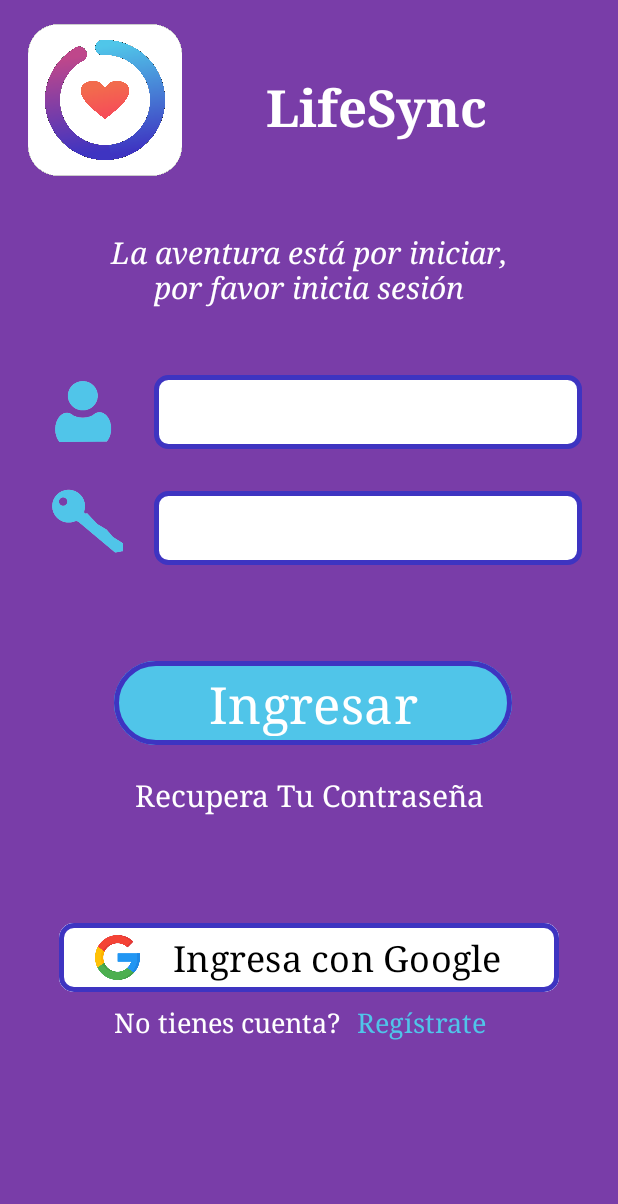
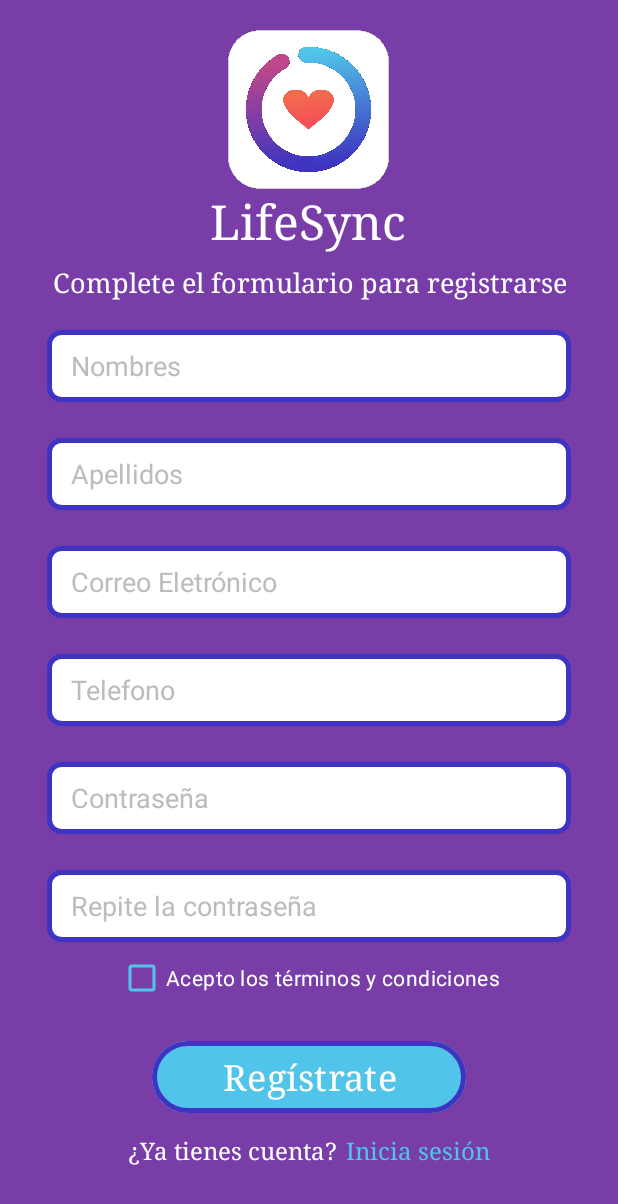
Before and after one commit to marianaaam/Desarrollo-de-Aplicaciones-M-viles, an Android app: the screen it shows after launch (LoginActivity before the commit, RegisterActivity after it), on a phone screen of 412 x 824 dp. Shown: the top 1204 px of the screen. Run offline under Robolectric (Android 15) with nearby library versions, the phone set to English and light mode, and no system bars; Roboto replaces fonts that are not available here.

Commit message:
Implementación de Activitys para registro, recuperación de contraseña y perfil. Validación y redirección para home y registro.

```diff
--- /dev/null
+++ b/app/src/main/java/com/example/lifesync/RegisterActivity.kt
@@ -0,0 +1,130 @@
+package com.example.lifesync
+
+import android.content.Intent
+import android.content.SharedPreferences
+import android.os.Bundle
+import android.widget.Button
+import android.widget.EditText
+import android.util.Log
+import android.widget.TextView
+import android.widget.Toast
+import androidx.appcompat.app.AppCompatActivity
+
+class RegisterActivity : AppCompatActivity(){
+
+    private lateinit var editTextNombres : EditText
+    private lateinit var editTextApellidos : EditText
+    private lateinit var editTextCorreo: EditText
+    private lateinit var editTextTelefono: EditText
+    private lateinit var editTextContrasena: EditText
+    private lateinit var editTextRcontrasena: EditText
+    private lateinit var buttonRegistro : Button
+    private lateinit var textLogin : TextView
+
+    private lateinit var sharedPreferences : SharedPreferences
+
+    override fun onCreate(savedInstanceState: Bundle?) {
+        super.onCreate(savedInstanceState)
+        setContentView(R.layout.activity_register)
+
+        Log.d("RegisterActivity", "onCreate: Inicializando el activity de registro",)
+
+        editTextNombres = findViewById(R.id.et_names)
+        editTextApellidos = findViewById(R.id.et_surnames)
+        editTextCorreo = findViewById(R.id.et_email)
+        editTextTelefono = findViewById(R.id.et_phone)
+        editTextContrasena = findViewById(R.id.et_password)
+        editTextRcontrasena = findViewById(R.id.et_confirmPassword)
+        buttonRegistro = findViewById(R.id.bt_ingresar)
+        textLogin = findViewById(R.id.tv_login)
+
+        //Archivo de almacenamiento local
+
+        sharedPreferences = getSharedPreferences("UserData", MODE_PRIVATE)
+
+        buttonRegistro.setOnClickListener {
+            //Validar campos
+            if (validarCampos()){
+                //guardar datos
+                guardarDatos()
+
+                val intent = Intent(this, LoginActivity::class.java)
+                startActivity(intent)
+                finish()
+                //redireccionar al usuario a Login
+            }
+
+        }
+
+        textLogin.setOnClickListener {
+            //redireccionar al usuario a Login
+                val intent = Intent(this, LoginActivity::class.java)
+                startActivity(intent)
+                finish()
+        }
+    }
+
+    private fun validarCampos() : Boolean {
+        val nombres = editTextNombres.text.toString().trim()
+        val apellidos = editTextApellidos.text.toString().trim()
+        val correo = editTextCorreo.text.toString().trim()
+        val telefono = editTextTelefono.text.toString().trim()
+        val contrasena = editTextContrasena.text.toString().trim()
+        val rcontrasena = editTextRcontrasena.text.toString().trim()
+
+        if (nombres.isEmpty()){
+            Toast.makeText(this, "El campo nombres es obligatorio", Toast.LENGTH_SHORT).show()
+            return false
+        }
+
+        if (apellidos.isEmpty()) {
+            Toast.makeText(this, "El campo apellidos es obligatorio", Toast.LENGTH_SHORT).show()
+            return false
+        }
+
+        if (correo.isEmpty()){
+            Toast.makeText(this, "El campo correo es obligatorio", Toast.LENGTH_SHORT).show()
+            return false
+        } else if (!android.util.Patterns.EMAIL_ADDRESS.matcher(correo).matches()) {
+            Toast.makeText(this, "El correo electrónico no es válido", Toast.LENGTH_SHORT).show()
+            return false
+        }
+
+        if (telefono.isEmpty()) {
+            Toast.makeText(this, "El campo teléfono es obligatorio", Toast.LENGTH_SHORT).show()
+            return false
+        } else if (!telefono.matches(Regex("^[0-9]{10}$"))) {
+            Toast.makeText(this, "El teléfono debe tener 10 dígitos", Toast.LENGTH_SHORT).show()
+            return false
+        }
+
+        if (contrasena.isEmpty()) {
+            Toast.makeText(this, "El campo contraseña es obligatorio", Toast.LENGTH_SHORT).show()
+            return false
+        }
+
+        if (rcontrasena.isEmpty()) {
+            Toast.makeText(this, "El campo repetir contraseña es obligatorio", Toast.LENGTH_SHORT).show()
+            return false
+        } else if (contrasena != rcontrasena) {
+            Toast.makeText(this, "Las contraseñas no coinciden", Toast.LENGTH_SHORT).show()
+            return false
+        }
+
+        return true
+    }
+
+
+    private fun guardarDatos(){
+        val editor = sharedPreferences.edit()
+        editor.putString("nombres", editTextNombres.text.toString().trim())
+        editor.putString("apellidos", editTextApellidos.text.toString().trim())
+        editor.putString("correo", editTextCorreo.text.toString().trim())
+        editor.putString("telefono", editTextTelefono.text.toString().trim())
+        editor.putString("contrasena", editTextContrasena.text.toString().trim())
+        editor.apply()
+
+        Toast.makeText(this, "Registro exitoso", Toast.LENGTH_SHORT).show()
+    }
+
+}
--- /dev/null
+++ b/app/src/main/res/layout/activity_register.xml
@@ -0,0 +1,160 @@
+<?xml version="1.0" encoding="utf-8"?>
+<ScrollView xmlns:android="http://schemas.android.com/apk/res/android"
+    xmlns:app="http://schemas.android.com/apk/res-auto"
+    android:layout_width="match_parent"
+    android:layout_height="match_parent"
+    android:background="@color/purple">
+
+    <LinearLayout
+        android:layout_width="match_parent"
+        android:layout_height="match_parent"
+        android:orientation="vertical"
+        android:padding="20dp"
+        android:gravity="center">
+
+        <ImageView
+            android:id="@+id/iv_logo"
+            android:layout_width="107dp"
+            android:layout_height="106dp"
+            app:srcCompat="@drawable/logo" />
+
+        <TextView
+            android:id="@+id/tv_appNombre"
+            android:layout_width="131dp"
+            android:layout_height="wrap_content"
+            android:fontFamily="serif"
+            android:text="@string/app_name"
+            android:textAlignment="center"
+            android:textColor="@color/white"
+            android:textSize="32sp" />
+
+        <TextView
+            android:layout_width="wrap_content"
+            android:layout_height="wrap_content"
+            android:layout_marginTop="8dp"
+            android:fontFamily="serif"
+            android:text="@string/message"
+            android:textAlignment="center"
+            android:textColor="@color/white"
+            android:textSize="18sp" />
+
+        <EditText
+            android:id="@+id/et_names"
+            style="@style/EditTextRounded"
+            android:layout_width="349dp"
+            android:layout_height="48dp"
+            android:layout_marginTop="20dp"
+            android:ems="10"
+            android:inputType="text"
+            android:text="@string/names"
+            android:textColor="#BDBCBC" />
+
+        <EditText
+            android:id="@+id/et_surnames"
+            style="@style/EditTextRounded"
+            android:layout_width="349dp"
+            android:layout_height="48dp"
+            android:layout_marginTop="24dp"
+            android:ems="10"
+            android:inputType="text"
+            android:text="@string/surnames"
+            android:textColor="#BDBCBC"/>
+
+        <EditText
+            android:id="@+id/et_email"
+            style="@style/EditTextRounded"
+            android:layout_width="349dp"
+            android:layout_height="48dp"
+            android:layout_marginTop="24dp"
+            android:ems="10"
+            android:text="@string/email"
+            android:textColor="#BDBCBC"/>
+
+        <EditText
+            android:id="@+id/et_phone"
+            style="@style/EditTextRounded"
+            android:layout_width="349dp"
+            android:layout_height="48dp"
+            android:layout_marginTop="24dp"
+            android:ems="10"
+            android:text="@string/phone"
+            android:textColor="#BDBCBC"/>
+
+        <EditText
+            android:id="@+id/et_password"
+            style="@style/EditTextRounded"
+            android:layout_width="349dp"
+            android:layout_height="48dp"
+            android:layout_marginTop="24dp"
+            android:ems="10"
+            android:text="@string/password"
+            android:textColor="#BDBCBC"/>
+
+        <EditText
+            android:id="@+id/et_confirmPassword"
+            style="@style/EditTextRounded"
+            android:layout_width="349dp"
+            android:layout_height="48dp"
+            android:layout_marginTop="24dp"
+            android:ems="10"
+            android:text="@string/confirmPassword"
+            android:textColor="#BDBCBC"/>
+
+        <CheckBox
+            android:id="@+id/cb_tyc"
+            android:layout_width="wrap_content"
+            android:layout_height="wrap_content"
+            android:text="@string/tyc"
+            android:textColor="@color/white"
+            android:textSize="14sp"
+            android:buttonTint="@color/turquoise"/>
+
+
+        <Button
+            android:id="@+id/bt_ingresar"
+            android:layout_width="209dp"
+            android:layout_height="56dp"
+            android:layout_marginTop="14dp"
+            android:backgroundTint="@color/turquoise"
+            android:text="@string/register"
+            android:textAllCaps="false"
+            android:textSize="24dp"
+            android:typeface="serif"
+            app:layout_constraintEnd_toEndOf="parent"
+            app:layout_constraintHorizontal_bias="0.52"
+            app:layout_constraintStart_toStartOf="parent"
+            app:layout_constraintTop_toBottomOf="@+id/et_contraseña"
+            app:strokeColor="@color/blue"
+            app:strokeWidth="3dp" />
+
+        <LinearLayout
+            android:layout_width="wrap_content"
+            android:layout_height="wrap_content"
+            android:orientation="horizontal"
+            android:gravity="center"
+            android:layout_marginTop="10dp">
+
+            <TextView
+                android:id="@+id/tv_account"
+                android:layout_width="wrap_content"
+                android:layout_height="wrap_content"
+                android:fontFamily="serif"
+                android:text="@string/account"
+                android:textColor="@color/white"
+                android:textSize="16sp" />
+
+            <TextView
+                android:id="@+id/tv_login"
+                android:layout_width="wrap_content"
+                android:layout_height="wrap_content"
+                android:layout_marginLeft="6dp"
+                android:text="@string/login2"
+                android:fontFamily="serif"
+                android:textColor="@color/turquoise"
+                android:textSize="16sp" />
+        </LinearLayout>
+
+
+    </LinearLayout>
+
+</ScrollView>
--- a/app/src/main/res/values/strings.xml
+++ b/app/src/main/res/values/strings.xml
@@ -9,4 +9,17 @@
     <string name="login">La aventura está por iniciar, por favor inicia sesión</string>
     <string name="enterGoogle">Ingresa con Google</string>
     <string name="noAccount">No tienes cuenta?</string>
+    <string name="message">Complete el formulario para registrarse</string>
+    <string name="names">Nombres</string>
+    <string name="surnames">Apellidos</string>
+    <string name="email">Correo Eletrónico</string>
+    <string name="phone">Telefono</string>
+    <string name="password">Contraseña</string>
+    <string name="confirmPassword">Repite la contraseña</string>
+    <string name="account">¿Ya tienes cuenta?</string>
+    <string name="login2">Inicia sesión</string>
+    <string name="instruction">Ingresa tu correo electrónico y te enviaremos las instrucciones para restablecer tu contraseña</string>
+    <string name="instructions">Enviar instrucciones</string>
+    <string name="editProfile">Editar perfil</string>
+    <string name="tyc">Acepto los términos y condiciones</string>
 </resources>
```
Also changed, not shown: app/src/main/AndroidManifest.xml (+14 -1 lines), app/src/main/java/com/example/lifesync/ProfileActivity.kt (added, +11 -0 lines), app/src/main/java/com/example/lifesync/RecoverPasswordActivity.kt (added, +12 -0 lines), app/src/main/java/com/example/lifesync/SplashActivity.kt (+9 -0 lines), app/src/main/res/layout/activity_profile.xml (added, +138 -0 lines), app/src/main/res/layout/activity_recover_password.xml (added, +86 -0 lines), app/src/main/res/drawable/email2.png (added), app/src/main/res/drawable/ic_email.png (added), app/src/main/res/drawable/ic_phone.png (added), app/src/main/res/drawable/ic_user.png (added), app/src/main/res/drawable/profile.png (added).
